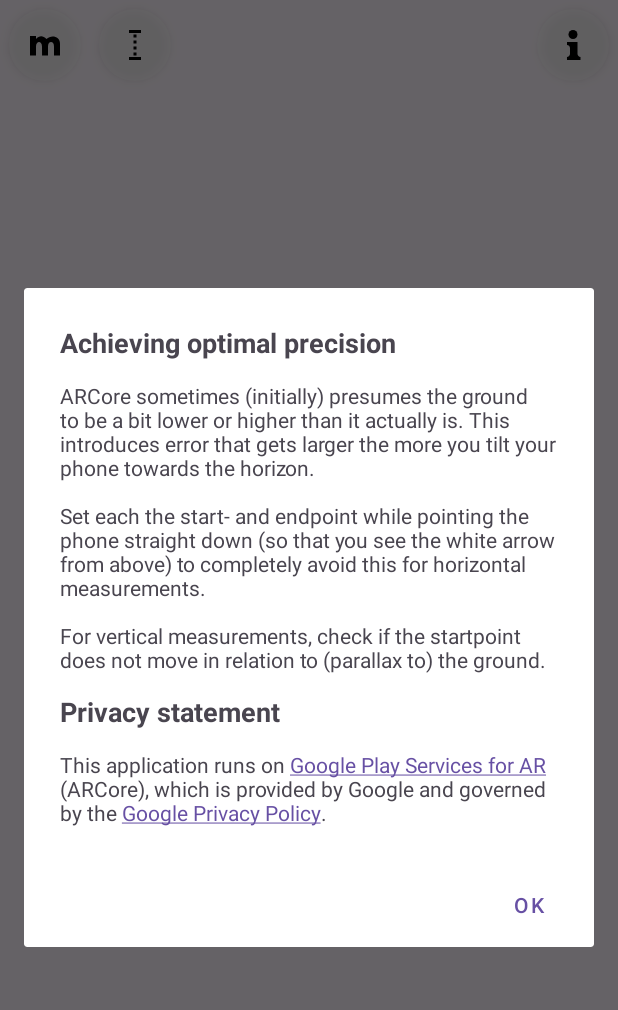
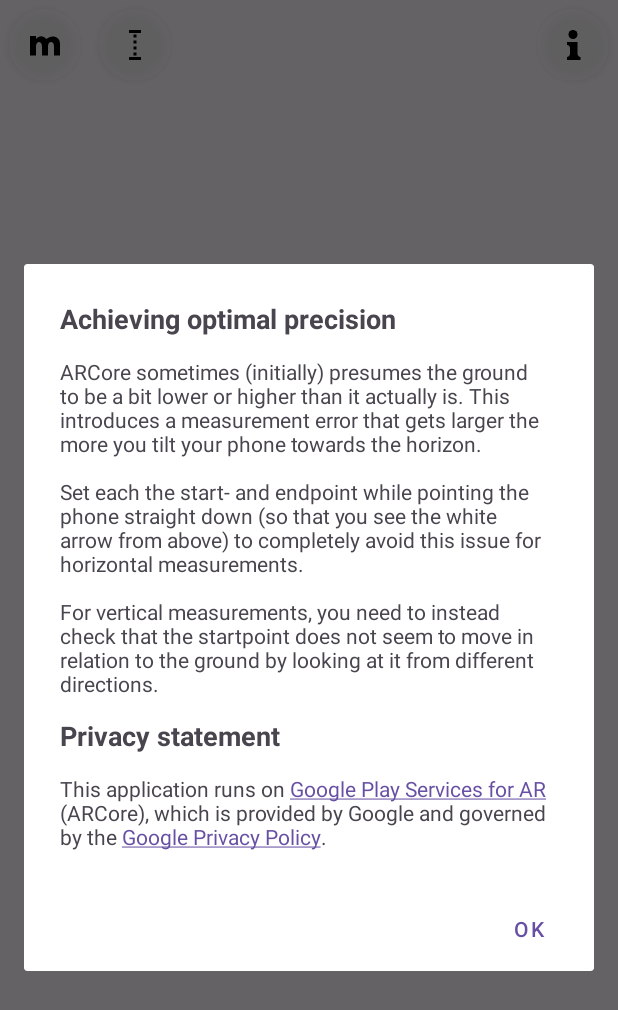
Before and after one commit to streetcomplete/StreetMeasure, an Android app: the MeasureActivity screen opened directly, with no data from a screen before it, after a tap on an icon or button, on a phone screen of 412 x 824 dp. Shown: the top 1010 px of the screen. Run offline under Robolectric (Android 15) with nearby library versions, the phone set to English and light mode, and no system bars; libraries missing offline, so code that uses them is left out: com.google.ar.core, com.google.ar.sceneform; 14 statements that could not run were skipped; 2 other taps on this screen came first.

Commit message:
update translations

```diff
--- a/app/src/main/res/values/strings.xml
+++ b/app/src/main/res/values/strings.xml
@@ -1,5 +1,6 @@
 <?xml version="1.0" encoding="utf-8"?>
 <resources>
+    <string name="about_title_privacy_statement">"Privacy statement"</string>
     <string name="no_camera_permission_warning_title">"Camera permission"</string>
     <string name="no_camera_permission_warning">"The permission is required to take photos and measure distances with the camera."</string>
     <string name="ar_core_error_sdk_too_old">"This app is too old, try updating."</string>
@@ -12,10 +13,9 @@
     <string name="ar_core_tracking_error_no_plane_hit">"Keep closer to the arrow but watch out for traffic!"</string>
     <string name="no_camera_permission_toast">"No camera permission"</string>
     <string name="ar_core_tracking_hint_tap_to_measure">"Tap screen to start measuring"</string>
-    <string name="about_title_privacy_statement">"Privacy statement"</string>
     <string name="measure_info_title">"Achieving optimal precision"</string>
-    <string name="measure_info_html_description">"&lt;p&gt;ARCore sometimes (initially) presumes the ground to be a bit lower or higher than it actually is. This introduces error that gets larger the more you tilt your phone towards the horizon.&lt;/p&gt;
-&lt;p&gt;Set each the start- and endpoint while pointing the phone straight down (so that you see the white arrow from above) to completely avoid this for horizontal measurements.&lt;/p&gt;
-&lt;p&gt;For vertical measurements, check if the startpoint does not move in relation to (parallax to) the ground.&lt;/p&gt;"</string>
-    <string name="privacy_html_arcore">This application runs on &lt;a href="https://play.google.com/store/apps/details?id=com.google.ar.core"&gt;Google Play Services for AR&lt;/a&gt; (ARCore), which is provided by Google and governed by the &lt;a href="https://policies.google.com/privacy"&gt;Google Privacy Policy&lt;/a&gt;.</string>
+    <string name="measure_info_html_description">"&lt;p&gt;ARCore sometimes (initially) presumes the ground to be a bit lower or higher than it actually is. This introduces a measurement error that gets larger the more you tilt your phone towards the horizon.&lt;/p&gt;
+&lt;p&gt;Set each the start- and endpoint while pointing the phone straight down (so that you see the white arrow from above) to completely avoid this issue for horizontal measurements.&lt;/p&gt;
+&lt;p&gt;For vertical measurements, you need to instead check that the startpoint does not seem to move in relation to the ground by looking at it from different directions.&lt;/p&gt;"</string>
+    <string name="privacy_html_arcore">"This application runs on &lt;a href=\"https://play.google.com/store/apps/details?id=com.google.ar.core\"&gt;Google Play Services for AR&lt;/a&gt; (ARCore), which is provided by Google and governed by the &lt;a href=\"https://policies.google.com/privacy\"&gt;Google Privacy Policy&lt;/a&gt;."</string>
 </resources>
```
Also changed, not shown: 34 other files.
